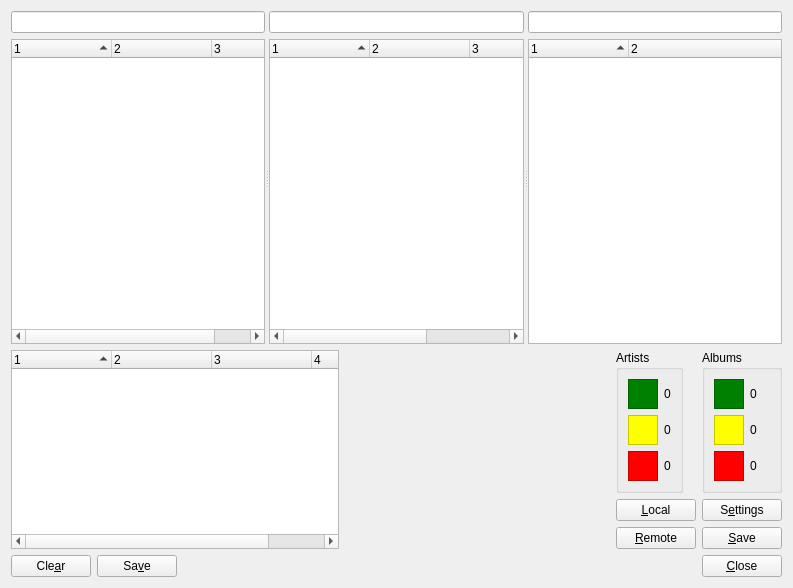
Old version of the form ui/main.ui in the repository KenjiTakahashi/gayeogi.
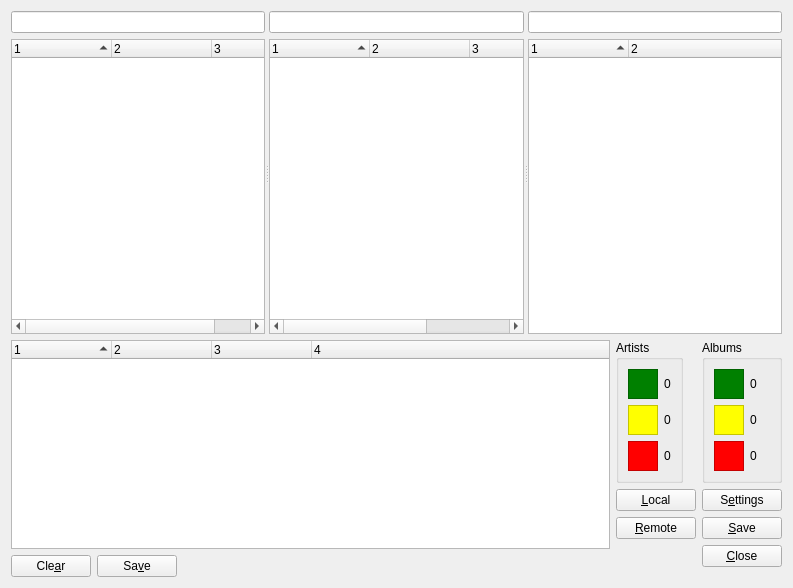
New version of the form.

Commit message: Player widget and some minor fixes

```diff
--- a/ui/main.ui
+++ b/ui/main.ui
@@ -188,6 +188,12 @@
        <verstretch>0</verstretch>
       </sizepolicy>
      </property>
+     <property name="maximumSize">
+      <size>
+       <width>16777215</width>
+       <height>237</height>
+      </size>
+     </property>
      <layout class="QHBoxLayout" name="horizontalLayout_2">
       <property name="margin">
        <number>0</number>
@@ -285,19 +291,6 @@
         </layout>
        </widget>
       </item>
-      <item>
-       <spacer name="horizontalSpacer">
-        <property name="orientation">
-         <enum>Qt::Horizontal</enum>
-        </property>
-        <property name="sizeHint" stdset="0">
-         <size>
-          <width>40</width>
-          <height>20</height>
-         </size>
-        </property>
-       </spacer>
-      </item>
       <item>
        <widget class="QWidget" name="widget_2" native="true">
         <layout class="QFormLayout" name="formLayout_3">
```
Left out of the diff: 2 changed lines with no effect on the pictures. The commit also changes 4 other files.
